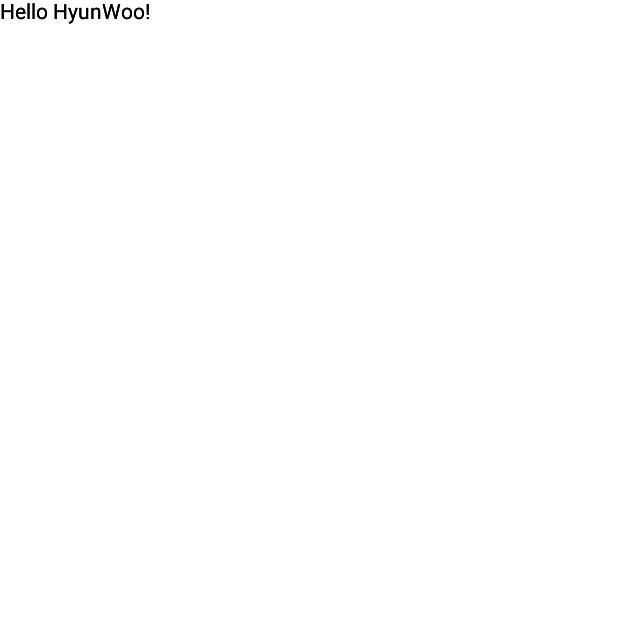
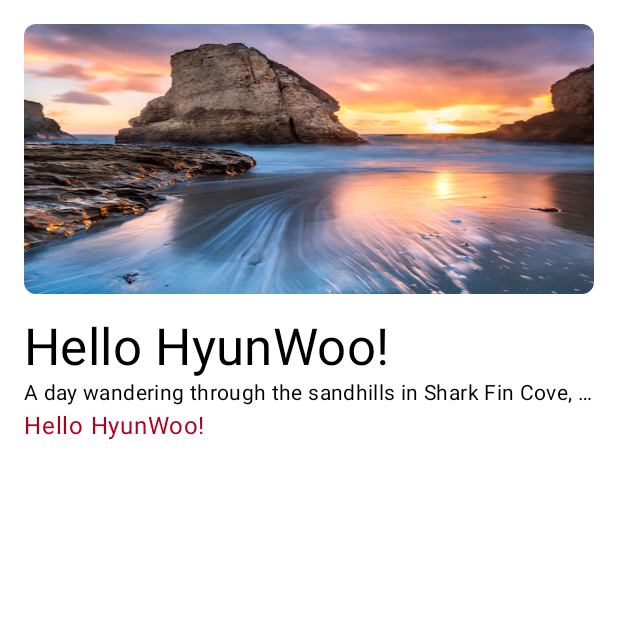
Before and after one commit to l2hyunwoo/AndroidComposeSamples, an Android app built with Jetpack Compose: the screen it shows after launch (MainActivity), on a phone screen of 412 x 824 dp, the top half of it. Before the commit the part shown is almost empty. Run offline under Robolectric (Android 15) with nearby library versions, the phone set to English and light mode, and no system bars.

Commit message:
[FEAT] Make Contents text and images

```diff
--- a/app/src/main/java/com/nunu/composesamples/MainActivity.kt
+++ b/app/src/main/java/com/nunu/composesamples/MainActivity.kt
@@ -3,9 +3,19 @@ package com.nunu.composesamples
 import android.os.Bundle
 import androidx.activity.ComponentActivity
 import androidx.activity.compose.setContent
+import androidx.compose.foundation.Image
+import androidx.compose.foundation.layout.*
+import androidx.compose.foundation.shape.RoundedCornerShape
+import androidx.compose.material.MaterialTheme
 import androidx.compose.material.Text
 import androidx.compose.runtime.Composable
+import androidx.compose.ui.Modifier
+import androidx.compose.ui.draw.clip
+import androidx.compose.ui.layout.ContentScale
+import androidx.compose.ui.res.painterResource
+import androidx.compose.ui.text.style.TextOverflow
 import androidx.compose.ui.tooling.preview.Preview
+import androidx.compose.ui.unit.dp
 
 class MainActivity : ComponentActivity() {
     override fun onCreate(savedInstanceState: Bundle?) {
@@ -18,9 +28,34 @@ class MainActivity : ComponentActivity() {
 
 @Composable
 fun Greeting(name: String) {
-    Text (text = "Hello $name!")
-    Text (text = "Hello $name!")
-    Text (text = "Hello $name!")
+    Column(
+        modifier = Modifier.padding(16.dp)
+    ) {
+        Image(
+            painter = painterResource(id = R.drawable.header),
+            contentDescription = null,
+            modifier = Modifier
+                .height(180.dp)
+                .fillMaxWidth()
+                .clip(shape = RoundedCornerShape(8.dp)),
+            contentScale = ContentScale.FillBounds
+        )
+        Spacer(modifier = Modifier.height(16.dp))
+        Text(text = "Hello $name!", style = MaterialTheme.typography.h4)
+        Text(
+            text = "A day wandering through the sandhills " +
+                    "in Shark Fin Cove, and a few of the " +
+                    "sights I saw",
+            style = MaterialTheme.typography.body2,
+            maxLines = 1,
+            overflow = TextOverflow.Ellipsis
+        )
+        Text(
+            text = "Hello $name!",
+            color = MaterialTheme.colors.error,
+            style = MaterialTheme.typography.body1
+        )
+    }
 }
 
 @Preview
```
Also changed, not shown: app/src/main/res/drawable/header.png (added).
